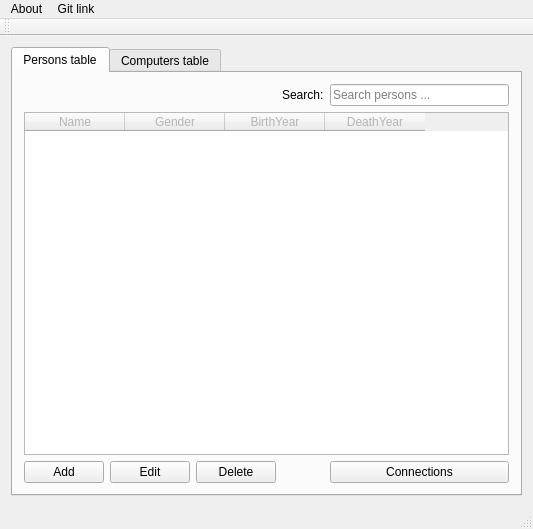
Qt form mainwindow.ui (maggawaage/skil3) before a commit.
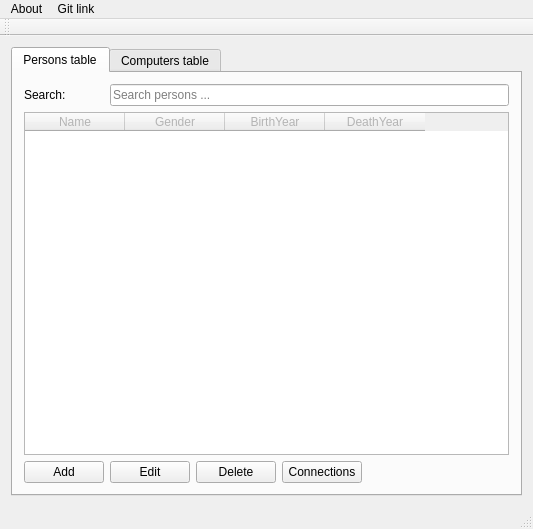
The same form after that commit.

What changed in the file:
```diff
--- a/mainwindow.ui
+++ b/mainwindow.ui
@@ -28,20 +28,6 @@
         <string>Persons table</string>
        </attribute>
        <layout class="QGridLayout" name="gridLayout">
-        <item row="0" column="3" colspan="2">
-         <widget class="QLabel" name="labelSearchPerson">
-          <property name="text">
-           <string>Search:</string>
-          </property>
-         </widget>
-        </item>
-        <item row="0" column="5">
-         <widget class="QLineEdit" name="searchPersons">
-          <property name="placeholderText">
-           <string>Search persons ...</string>
-          </property>
-         </widget>
-        </item>
         <item row="1" column="0" colspan="6">
          <widget class="QTableWidget" name="personsTable">
           <property name="toolTip">
@@ -91,6 +77,20 @@
           </property>
          </widget>
         </item>
+        <item row="0" column="0">
+         <widget class="QLabel" name="labelSearchPerson">
+          <property name="text">
+           <string>Search:</string>
+          </property>
+         </widget>
+        </item>
+        <item row="0" column="1" colspan="5">
+         <widget class="QLineEdit" name="searchPersons">
+          <property name="placeholderText">
+           <string>Search persons ...</string>
+          </property>
+         </widget>
+        </item>
         <item row="2" column="1">
          <widget class="QPushButton" name="pushButtonEditPerson">
           <property name="text">
@@ -105,7 +105,7 @@
           </property>
          </widget>
         </item>
-        <item row="2" column="5">
+        <item row="2" column="3">
          <widget class="QPushButton" name="pushButtonPersConnection">
           <property name="text">
            <string>Connections</string>
```
Left out of the diff: 18 changed lines with no effect on the pictures.
